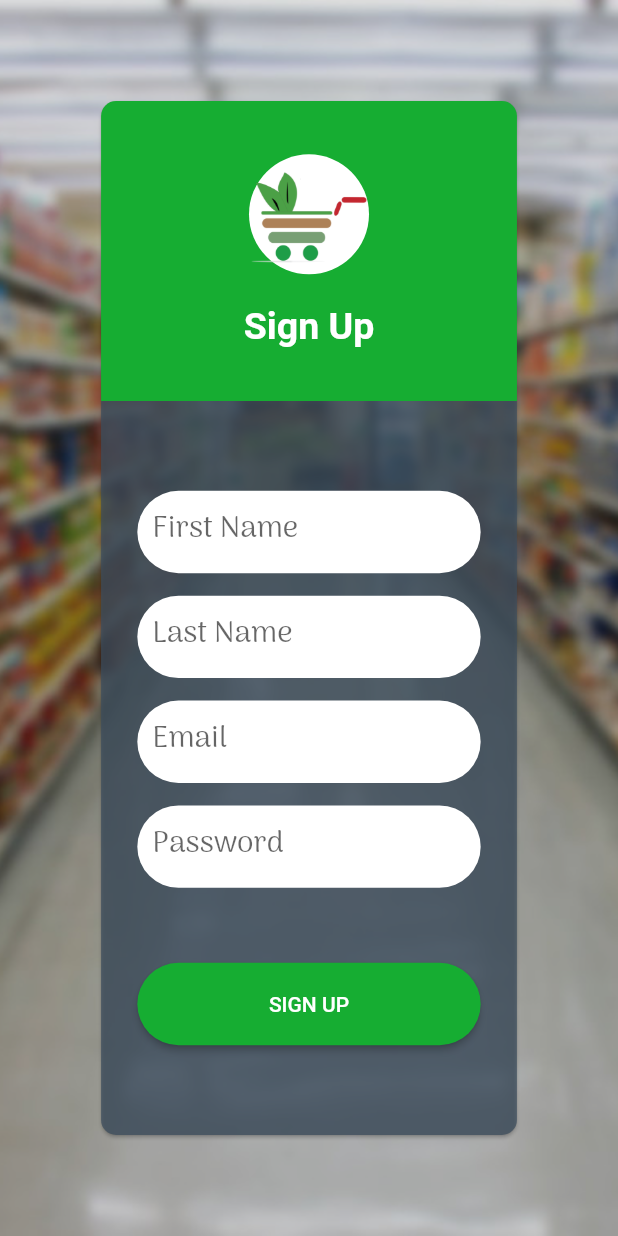
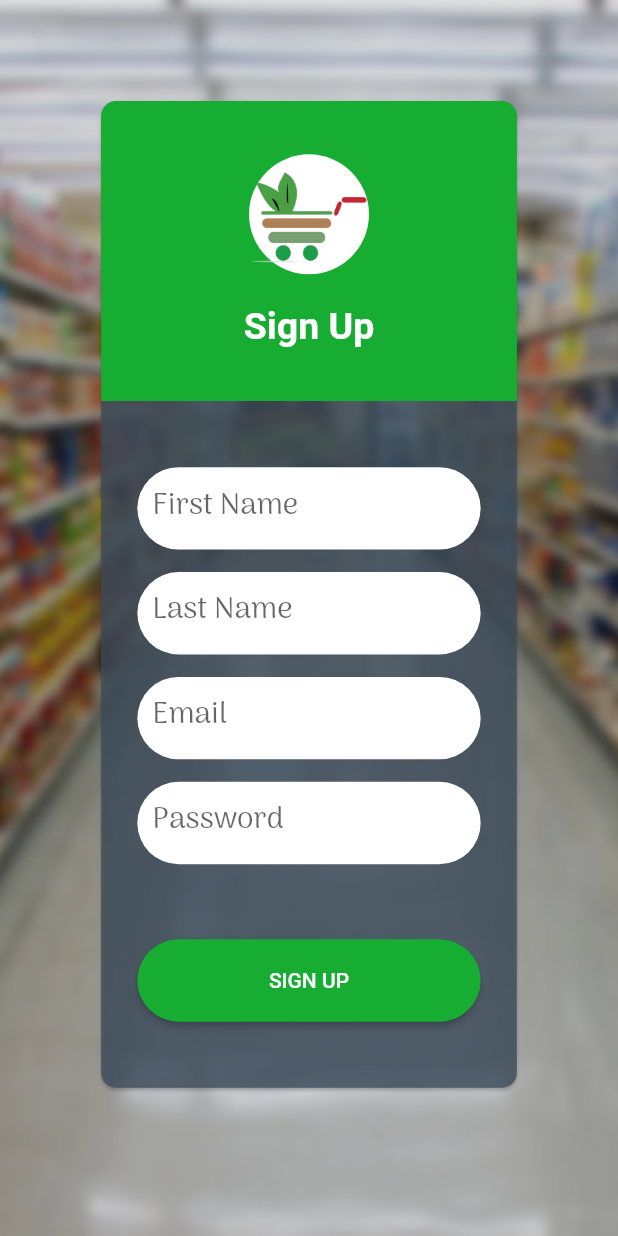
Before and after one commit to ateek-ujjawal/freshko_app, a Flutter app: the SignUp screen opened by its route, on a phone screen of 412 x 824 dp. Run offline on Flutter 3.47's test engine with Material 2 defaults, Android fonts, the light colour scheme and no system bars; our stand-ins replace firebase_core, firebase_database; accounts and stored records are empty; statements that could not run were skipped.

Commit message:
Sign In UI and SignUp Backend Beta Added

```diff
--- a/freshko/lib/screens/SignUp.dart
+++ b/freshko/lib/screens/SignUp.dart
@@ -2,7 +2,6 @@ import 'package:flutter/material.dart';
 import '../Generics/Colors.dart';
 import 'package:firebase_core/firebase_core.dart';
 import 'package:firebase_database/firebase_database.dart';
-import 'package:firebase_database/ui/firebase_animated_list.dart';
 import 'dart:async';
 
 Future<FirebaseApp> createFirebaseInstance() async {
@@ -30,6 +29,7 @@ class _SignUpState extends State<SignUp> {
   FirebaseDatabase database;
 
   final GlobalKey<FormState> formKey = GlobalKey<FormState>();
+  final GlobalKey<ScaffoldState> _scaffoldstate = new GlobalKey<ScaffoldState>();
 
 
   @override
@@ -38,49 +38,66 @@ class _SignUpState extends State<SignUp> {
     super.initState();
 
 
-    credential = Credentials("","","");
-    createFirebaseInstance().then((app){
+    credential = Credentials("", "", "");
+    createFirebaseInstance().then((app) {
       database = FirebaseDatabase(app: app);
       credentialRef = database.reference().child('credentials');
       credentialRef.onChildAdded.listen(_onEventAdded);
       credentialRef.onChildChanged.listen(_onEventChanged);
     });
-
   }
 
-  _onEventAdded(Event event){
+  _onEventAdded(Event event) {
     setState(() {
       credentials.add(Credentials.fromSnapShot(event.snapshot));
     });
   }
 
-  _onEventChanged(Event event){
-    var old = credentials.singleWhere((entry){
+  _onEventChanged(Event event) {
+    var old = credentials.singleWhere((entry) {
       return entry.key == event.snapshot.key;
     });
 
     setState(() {
-      credentials[credentials.indexOf(old)] = Credentials.fromSnapShot(event.snapshot);
+      credentials[credentials.indexOf(old)] =
+          Credentials.fromSnapShot(event.snapshot);
     });
   }
 
-  void handleSubmit(){
+  void handleSubmit() {
+    final FormState form = formKey.currentState;
+    credential.firstName = _firstnameController.text;
+    credential.lastName = _lastnameController.text;
+    credential.email = _emailController.text;
+    print(credential);
 
-    final FormState form = formKey.currentState;
-
-    if(form.validate()){
+    if (form.validate()) {
       form.save();
+      credentialRef.push().set(credential.toJson());
+      setState(() {
         form.reset();
-      credentialRef.push().set(credential.toJson());
+      });
+    }
   }
 
-  }
+  final _firstnameController = new TextEditingController();
+  final _lastnameController = new TextEditingController();
+  final _emailController = new TextEditingController();
+  final _passwordController = new TextEditingController();
 
   @override
   Widget build(BuildContext context) {
-    double uni_height = MediaQuery.of(context).size.height;
-    double uni_width = MediaQuery.of(context).size.width;
-    return Stack(
+    double uni_height = MediaQuery
+        .of(context)
+        .size
+        .height;
+    double uni_width = MediaQuery
+        .of(context)
+        .size
+        .width;
+    return Scaffold(
+      key: _scaffoldstate,
+      body: Stack(
         fit: StackFit.expand,
         children: <Widget>[
           Image(
@@ -89,7 +106,8 @@ class _SignUpState extends State<SignUp> {
             color: Colors.black12,
             fit: BoxFit.cover,
           ),
-        Padding(
+          SingleChildScrollView(
+            child: Padding(
               padding: EdgeInsets.all(uni_height / 13),
               child: Card(
                 color: Colors.transparent,
@@ -97,9 +115,10 @@ class _SignUpState extends State<SignUp> {
                     borderRadius: BorderRadius.circular(10.0)),
                 child: Column(
                   mainAxisAlignment: MainAxisAlignment.start,
+                  mainAxisSize: MainAxisSize.min,
                   children: <Widget>[
                     Container(
-                  width: uni_width/0.9,
+                      width: uni_width / 0.9,
                       child: Column(
                         mainAxisAlignment: MainAxisAlignment.center,
                         children: <Widget>[
@@ -107,7 +126,8 @@ class _SignUpState extends State<SignUp> {
                             radius: 40.0,
                             backgroundColor: Colors.white,
                             child: Image(
-                          image: AssetImage('assets/images/FreshkoLogo.png'),
+                              image: AssetImage(
+                                  'assets/images/FreshkoLogo.png'),
                             ),
                           ),
                           Padding(padding: EdgeInsets.only(top: 20.0)),
@@ -129,10 +149,10 @@ class _SignUpState extends State<SignUp> {
                       ),
                       height: 200.0,
                     ),
-                Expanded(
+                    Flexible(
                       child: Container(
-                    height: uni_height/1.2,
-                    width: uni_width/0.9,
+                        height: uni_height / 1.8,
+                        width: uni_width / 0.9,
                         decoration: BoxDecoration(
                             borderRadius: BorderRadius.only(
                               bottomLeft: Radius.circular(10.0),
@@ -145,14 +165,15 @@ class _SignUpState extends State<SignUp> {
                             Form(
                               key: formKey,
                               child: Container(
-                              height: uni_height/15,
-                              width: uni_width/1.8,
+                                  height: uni_height / 15,
+                                  width: uni_width / 1.8,
                                   decoration: BoxDecoration(
                                     borderRadius: BorderRadius.circular(30.0),
                                     color: Colors.white,
                                   ),
                                   child: Padding(
-                                padding: EdgeInsets.only(left: 10.0, right: 10.0),
+                                    padding: EdgeInsets.only(
+                                        left: 10.0, right: 10.0),
                                     child: TextFormField(
                                       style: TextStyle(
                                           fontFamily: 'ArimaMadurai',
@@ -169,22 +190,26 @@ class _SignUpState extends State<SignUp> {
                                               fontWeight: FontWeight.w400
                                           )
                                       ),
-                                  onSaved: (val) => credential.firstName = val,
-                                  validator: (val) => val == "" ? val:null,
+                                      validator: (val) =>
+                                      val == ""
+                                          ? val
+                                          : null,
+                                      controller: _firstnameController,
                                     ),
                                   )
                               ),
                             ),
                             Padding(padding: EdgeInsets.only(top: 15.0)),
                             Container(
-                            height: uni_height/15,
-                            width: uni_width/1.8,
+                                height: uni_height / 15,
+                                width: uni_width / 1.8,
                                 decoration: BoxDecoration(
                                   borderRadius: BorderRadius.circular(30.0),
                                   color: Colors.white,
                                 ),
                                 child: Padding(
-                              padding: const EdgeInsets.only(left: 10.0, right: 10.0),
+                                  padding: const EdgeInsets.only(
+                                      left: 10.0, right: 10.0),
                                   child: TextFormField(
                                     style: TextStyle(
                                         fontFamily: 'ArimaMadurai',
@@ -201,22 +226,23 @@ class _SignUpState extends State<SignUp> {
                                             fontWeight: FontWeight.w400
                                         )
                                     ),
-                                  onSaved: (val) => credential.lastName = val,
-                                validator: (val) => val == "" ? val:null,
+                                    validator: (val) => val == "" ? val : null,
+                                    controller: _lastnameController,
                                   ),
                                 )
                             ),
                             //USERNAME FIELD
                             Padding(padding: EdgeInsets.only(top: 15.0)),
                             Container(
-                            height: uni_height/15,
-                            width: uni_width/1.8,
+                                height: uni_height / 15,
+                                width: uni_width / 1.8,
                                 decoration: BoxDecoration(
                                   borderRadius: BorderRadius.circular(30.0),
                                   color: Colors.white,
                                 ),
                                 child: Padding(
-                              padding: const EdgeInsets.only(left: 10.0, right: 10.0),
+                                  padding: const EdgeInsets.only(
+                                      left: 10.0, right: 10.0),
                                   child: TextFormField(
                                     style: TextStyle(
                                         fontFamily: 'ArimaMadurai',
@@ -233,22 +259,23 @@ class _SignUpState extends State<SignUp> {
                                             fontWeight: FontWeight.w400
                                         )
                                     ),
-                                  onSaved: (val) => credential.email = val,
-                                validator: (val) => val == "" ? val:null,
+                                    validator: (val) => val == "" ? val : null,
+                                    controller: _emailController,
                                   ),
                                 )
                             ),
                             Padding(padding: EdgeInsets.only(top: 15.0)),
                             //PASSWORD FIELD
                             Container(
-                          height: uni_height/15,
-                          width: uni_width/1.8,
+                              height: uni_height / 15,
+                              width: uni_width / 1.8,
                               decoration: BoxDecoration(
                                 borderRadius: BorderRadius.circular(30.0),
                                 color: Colors.white,
                               ),
                               child: Padding(
-                            padding: EdgeInsets.only(left: 10.0, right: 10.0),
+                                padding: EdgeInsets.only(
+                                    left: 10.0, right: 10.0),
                                 child: TextFormField(
                                   style: TextStyle(
                                       fontFamily: 'ArimaMadurai',
@@ -266,22 +293,34 @@ class _SignUpState extends State<SignUp> {
                                       )
                                   ),
                                   obscureText: true,
-                                onSaved: (val) => credential.password = val,
-                              validator: (val) => val == "" ? val:null,
+                                  validator: (val) => val == "" ? val : null,
+                                  controller: _passwordController,
                                 ),
                               ),
                             ),
                             Padding(padding: EdgeInsets.only(top: 50.0)),
                             //SIGN UP BUTTON
                             Container(
-                          height: uni_height/15,
-                          width: uni_width/1.8,
+                              height: uni_height / 15,
+                              width: uni_width / 1.8,
                               child: RaisedButton(
                                 shape: RoundedRectangleBorder(
                                     borderRadius: BorderRadius.circular(30.0)),
                                 onPressed: () {
-                              while(credentialRef == null) {}
+                                  while (credentialRef == null) {}
                                   handleSubmit();
+
+                                  final snackBar = SnackBar(
+                                    backgroundColor: Color(0xFF3C4D5D).withOpacity(0.75),
+                                    content: Text('SignUp Successful!', style: TextStyle(color: Colors.white),),
+                                    action: SnackBarAction(
+                                        label: 'SignIn Here',
+                                        onPressed: () {
+                                          Navigator.of(context).pushNamedAndRemoveUntil('/SignIn', (Route<dynamic> route) => false);
+                                    }),
+                                    duration: Duration(seconds: 2),
+                                  );
+                                  _scaffoldstate.currentState.showSnackBar(snackBar);
                                 },
                                 color: themeColor,
                                 child: Text(
@@ -297,13 +336,15 @@ class _SignUpState extends State<SignUp> {
                   ],
                 ),
               ),
+            ),
           )
         ],
+      ),
     );
   }
 }
 
-class Credentials{
+class Credentials {
 
   String key;
   String firstName;
@@ -319,9 +360,8 @@ class Credentials{
         lastName= snapshot.value["lastName"],
         email= snapshot.value["email"];
 
-  toJson(){
-
-    return{
+  toJson() {
+    return {
 
       "firstName": firstName,
       "lastName": lastName,
@@ -330,5 +370,4 @@ class Credentials{
   }
 
 
-
 }
```
Also changed, not shown: freshko/lib/screens/SignIn.dart (+17 -17 lines). Lines whose indentation alone changed are shown as unchanged.
